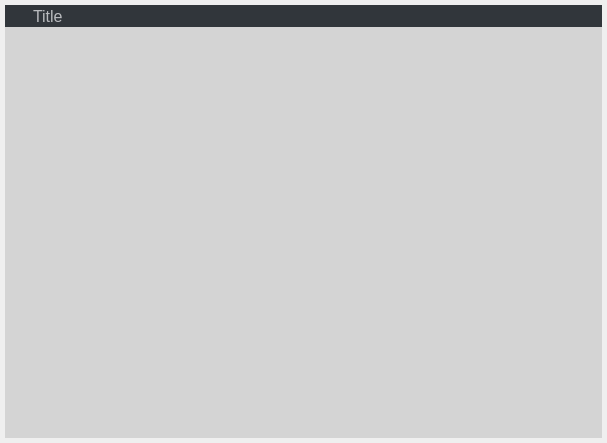
Old version of the form framelesswindow.ui in the repository Reksotiv/QtFramelessWindow.
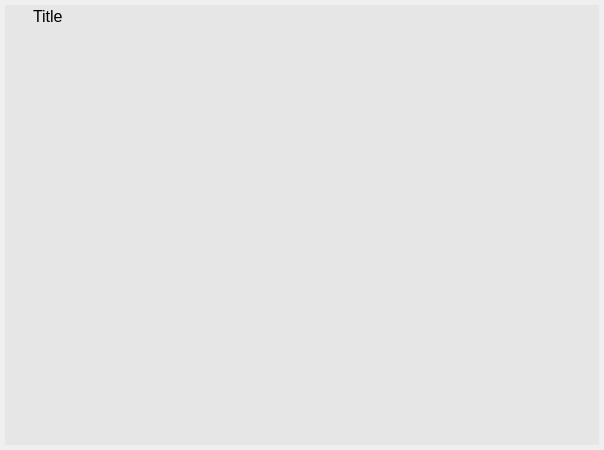
New version of the form. Icons and pictures are not drawn. Custom widgets are drawn as their Qt base class.

Patch:
```diff
--- a/framelesswindow.ui
+++ b/framelesswindow.ui
@@ -6,8 +6,8 @@
    <rect>
     <x>0</x>
     <y>0</y>
-    <width>607</width>
-    <height>443</height>
+    <width>604</width>
+    <height>450</height>
    </rect>
   </property>
   <property name="windowTitle">
@@ -34,7 +34,7 @@
      <property name="styleSheet">
       <string notr="true">#widget_WindowFrame
 {
-background-color: rgb(212, 212, 212);
+background-color: rgb(230, 230, 230);
 }
 </string>
      </property>
@@ -67,7 +67,7 @@
 {
 border: 0px none palette(base);
 height:22px;
-background-color: rgb(49, 54, 59);
+
 }</string>
         </property>
         <layout class="QHBoxLayout" name="horizontalLayout">
@@ -154,7 +154,7 @@
             </font>
            </property>
            <property name="styleSheet">
-            <string notr="true">color: rgb(185, 187, 190);</string>
+            <string notr="true"/>
            </property>
            <property name="text">
             <string>Title</string>
@@ -185,6 +185,12 @@
             <string notr="true">#pushButton_Minimize{
   background-color:none;
   border:none;
+border-radius: 0px;
+padding: 0px;
+min-width: 28px;
+min-height:22px;
+height:22px;
+width:28px;
   image:url(:/Images/minimize.png);
 }
 
@@ -219,6 +225,12 @@
             <string notr="true">#pushButton_Maximize{
   background-color:none;
   border:none;
+border-radius: 0px;
+padding: 0px;
+min-width: 28px;
+min-height:22px;
+height:22px;
+width:28px;
   image:url(:/Images/maximize.png);
 }
 
@@ -256,6 +268,12 @@
             <string notr="true">#pushButton_Exit{
   background-color:none;
   border:none;
+border-radius: 0px;
+padding: 0px;
+min-width: 28px;
+min-height:22px;
+height:22px;
+width:28px;
   image:url(:/Images/exit.png);
 }
 
```
Left out of the diff: 2 changed lines with no effect on the pictures.
